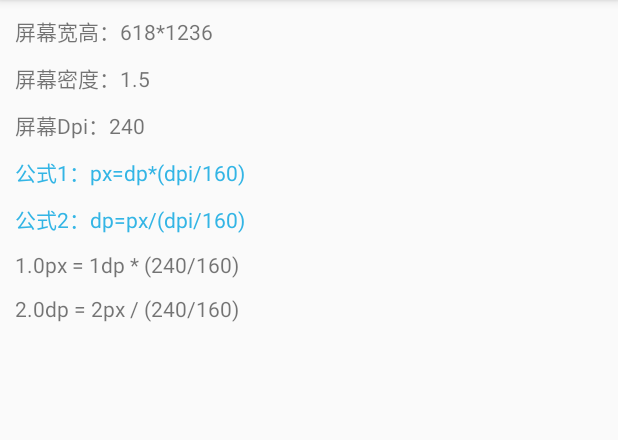
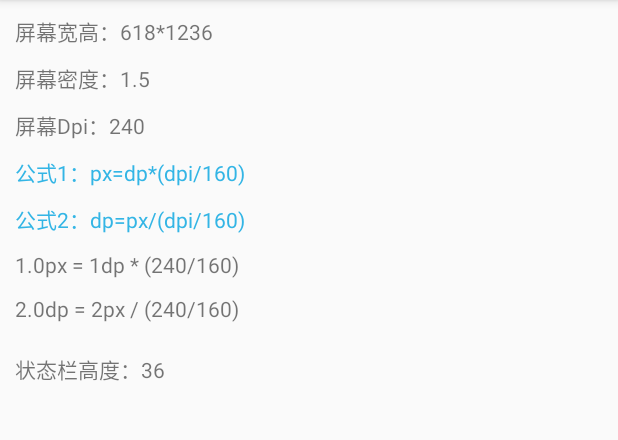
Before and after one commit to Clearlove2015/ScreenParams, an Android app: the screen it shows after launch (MainActivity), on a phone screen of 412 x 824 dp, the part 84-524 px from its top. Run offline under Robolectric (Android 15) with nearby library versions, the phone set to English and light mode, and no system bars; our stand-ins replace ButterKnife.

Commit message:
新增获取状态栏高度

```diff
--- a/app/build.gradle
+++ b/app/build.gradle
@@ -10,6 +10,13 @@ android {
         targetSdkVersion 27
         versionCode 1
         versionName "1.0"
+
+        //butterknife7.x在AS 3.x上需要
+        javaCompileOptions {
+            annotationProcessorOptions {
+                includeCompileClasspath = true
+            }
+        }
     }
     buildTypes {
         release {
--- a/app/src/main/java/com/odbpo/fenggou/screendensity/MainActivity.java
+++ b/app/src/main/java/com/odbpo/fenggou/screendensity/MainActivity.java
@@ -1,11 +1,15 @@
 package com.odbpo.fenggou.screendensity;
 
+import android.content.Context;
+import android.graphics.Rect;
 import android.os.Bundle;
 import android.support.v7.app.AppCompatActivity;
 import android.util.DisplayMetrics;
 import android.widget.TextView;
 
 import com.odbpo.fenggou.screendensity.util.DensityUtil;
+
+import java.lang.reflect.Field;
 
 import butterknife.Bind;
 import butterknife.ButterKnife;
@@ -26,6 +30,8 @@ public class MainActivity extends AppCompatActivity {
     TextView tvTipsDp2px;
     @Bind(R.id.tv_tips_px2dp)
     TextView tvTipsPx2dp;
+    @Bind(R.id.tv_state_bar_height)
+    TextView tvStateBarHeight;
 
     @Override
     protected void onCreate(Bundle savedInstanceState) {
@@ -61,5 +67,31 @@ public class MainActivity extends AppCompatActivity {
         tvTipsPx2dp.setText("公式2：dp=px/(dpi/160)");
         tvDp2px.setText(px_result + "px = " + dp_pre + "dp * (" + dpi + "/160)");
         tvPx2dp.setText(dp_result + "dp = " + px_pre + "px / (" + dpi + "/160)");
+
+        tvStateBarHeight.setText("状态栏高度：" + getStatusBarHeight(this));
     }
+
+    /**
+     * 获取手机状态栏的高度
+     *
+     * @return 状态栏的高度
+     */
+    public static int getStatusBarHeight(Context context) {
+        Class<?> c;
+        Object obj;
+        Field field;
+        int x, statusBarHeight = 0;
+        try {
+            c = Class.forName("com.android.internal.R$dimen");
+            obj = c.newInstance();
+            field = c.getField("status_bar_height");
+            x = Integer.parseInt(field.get(obj).toString());
+            statusBarHeight = context.getResources().getDimensionPixelSize(x);
+        } catch (Exception e1) {
+            e1.printStackTrace();
+        }
+        return statusBarHeight;
+    }
+
+
 }
--- a/app/src/main/res/layout/activity_main.xml
+++ b/app/src/main/res/layout/activity_main.xml
@@ -54,4 +54,10 @@
         android:layout_height="wrap_content"
         android:layout_marginTop="10dp" />
 
+    <TextView
+        android:id="@+id/tv_state_bar_height"
+        android:layout_width="match_parent"
+        android:layout_height="wrap_content"
+        android:layout_marginTop="20dp" />
+
 </LinearLayout>
--- a/build.gradle
+++ b/build.gradle
@@ -2,10 +2,11 @@
 
 buildscript {
     repositories {
+		google()
         jcenter()
     }
     dependencies {
-        classpath 'com.android.tools.build:gradle:2.1.2'
+        classpath 'com.android.tools.build:gradle:3.6.3'
 
         // NOTE: Do not place your application dependencies here; they belong
         // in the individual module build.gradle files
@@ -14,7 +15,8 @@ buildscript {
 
 allprojects {
     repositories {
-        maven { url "https://maven.google.com" }
+        //maven { url "https://maven.google.com" }
+		google()
         jcenter()
     }
 }
```
Also changed, not shown: gradle/wrapper/gradle-wrapper.properties, 1 other file.
